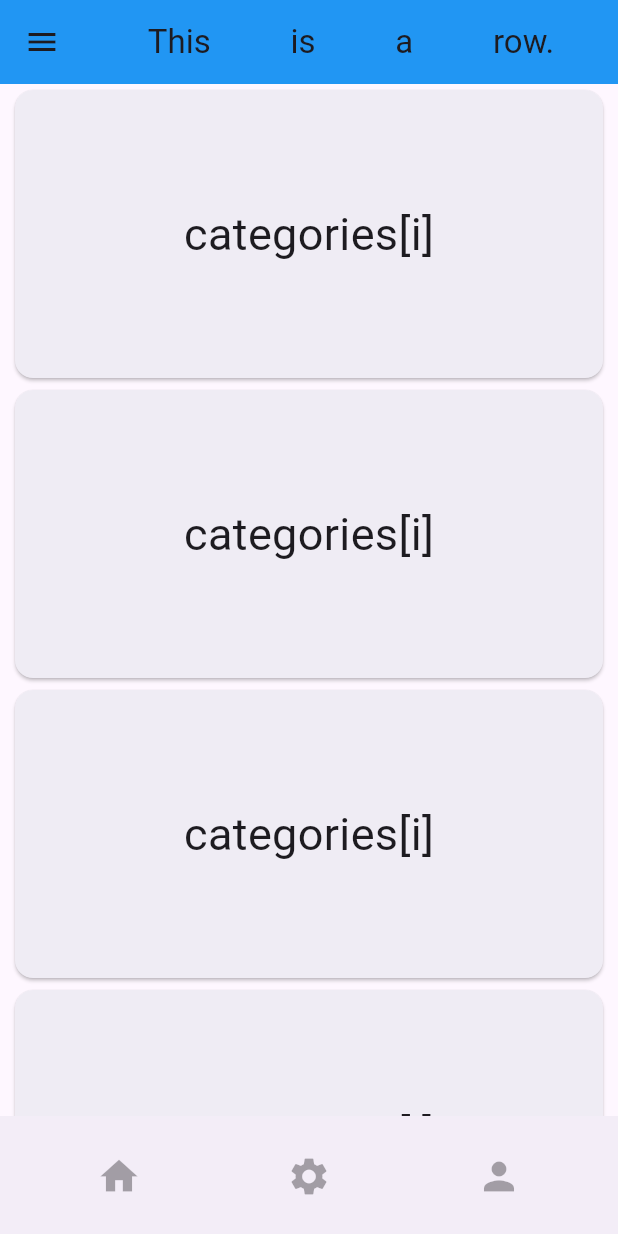
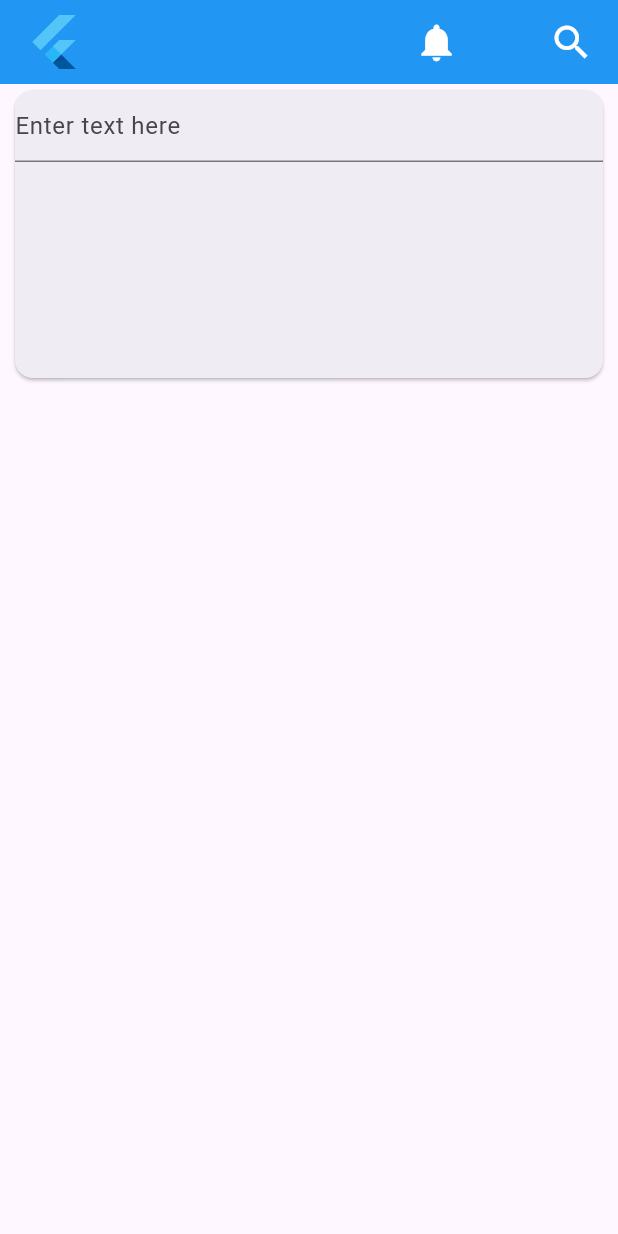
Before and after one commit to tevesgithub/flutter_basic_widgets, a Flutter app: the screen it shows after launch, on a phone screen of 412 x 824 dp. Run offline on Flutter 3.47's test engine with Material 3 defaults, Android fonts, the light colour scheme and no system bars.

Commit message:
flutter widgets

```diff
--- a/lib/main.dart
+++ b/lib/main.dart
@@ -15,12 +15,12 @@ class MainApp extends StatelessWidget {
         appBar: AppBar(
           backgroundColor: Colors.blue,
           title: const Row(
-            mainAxisAlignment: MainAxisAlignment.spaceAround,
+            mainAxisAlignment: MainAxisAlignment.spaceBetween,
             children: [
-              Text('This'),
-              Text('is'),
-              Text('a'),
-              Text('row.'),
+              FlutterLogo(size: 40),
+              SizedBox(width: 100),
+              Icon(Icons.notifications, size: 30, color: Colors.white),
+              Icon(Icons.search, size: 30, color: Colors.white),
             ],
           ),
         ),
@@ -30,56 +30,6 @@ class MainApp extends StatelessWidget {
             return numbers[index];
           },
         ),
-        drawer: Drawer(
-          child: ListView(
-            children: const [
-              DrawerHeader(
-                child: Text('Header'),
-                decoration: BoxDecoration(
-                  color: Colors.blue,
-                ),
-              ),
-              ListTile(
-                title: Text('Item 1'),
-                onTap: null,
-              ),
-              ListTile(
-                title: Text('Item 2'),
-                onTap: null,
-              ),
-              ListTile(
-                title: Text('Item 3'),
-                onTap: null,
-              ),
-              ListTile(
-                title: Text('Item 4'),
-                onTap: null,
-              ),
-            ],
-          ),
-        ),
-        bottomNavigationBar: const BottomAppBar(
-          child: Row(
-            mainAxisAlignment: MainAxisAlignment.spaceAround,
-            children: [
-              IconButton(
-                iconSize: 30,
-                icon: Icon(Icons.home),
-                onPressed: null,
-              ),
-              IconButton(
-                iconSize: 30,
-                icon: Icon(Icons.settings),
-                onPressed: null,
-              ),
-              IconButton(
-                iconSize: 30,
-                icon: Icon(Icons.person),
-                onPressed: null,
-              ),
-            ],
-          ),
-        ),
       ),
     );
   }
--- a/lib/screens/list_body.dart
+++ b/lib/screens/list_body.dart
@@ -3,32 +3,29 @@ import 'dart:ui';
 
 import 'package:flutter/widgets.dart';
 
-List<String> categories = [
-  'Category 1',
-  'Category 2',
-  'Category 3',
-  'Category 4',
-  'Category 5',
-  'Category 6',
-  'Category 7',
-  'Category 8',
+List<String> photos = [
+  './assets/images/code1.jpg',
+  './assets/images/code2.jpg',
+  './assets/images/code3.jpg',
+  './assets/images/code4.jpg',
+  './assets/images/code5.jpg',
+  './assets/images/code6.jpg',
+  './assets/images/code7.jpg',
+  './assets/images/code8.jpg',
 ];
 
-List<Widget> numbers = [
+List<Widget> numbers = const [
   Column(
     children: [
-      for (int i = 0; i < categories.length; i++)
+      // for (int i = 0; i < photos.length; i++)
       SizedBox(
         height: 200,
         width: 400,
         child: Card(
           surfaceTintColor: Colors.blueGrey,
-            child: Center(
-              child: Text(
-                'categories[i]',
-                style: TextStyle(
-                  fontSize: 30,
-                ),
+          child: TextField(
+            decoration: InputDecoration(
+              hintText: 'Enter text here',
             ),
           ),
         ),
```
Also changed, not shown: assets/images/code1.jpg (added), assets/images/code2.jpg (added), assets/images/code3.jpg (added), assets/images/code4.jpg (added), assets/images/code5.jpg (added), assets/images/code6.jpg (added), assets/images/code7.jpg (added), assets/images/code8.jpg (added). Lines whose indentation alone changed are shown as unchanged.
